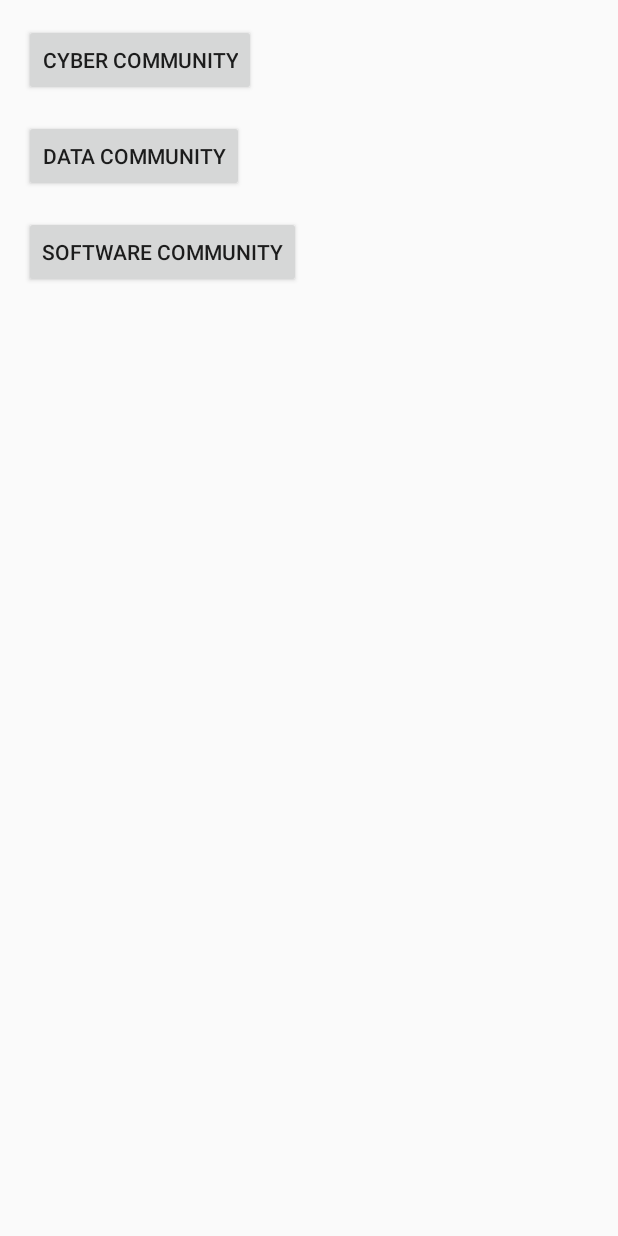
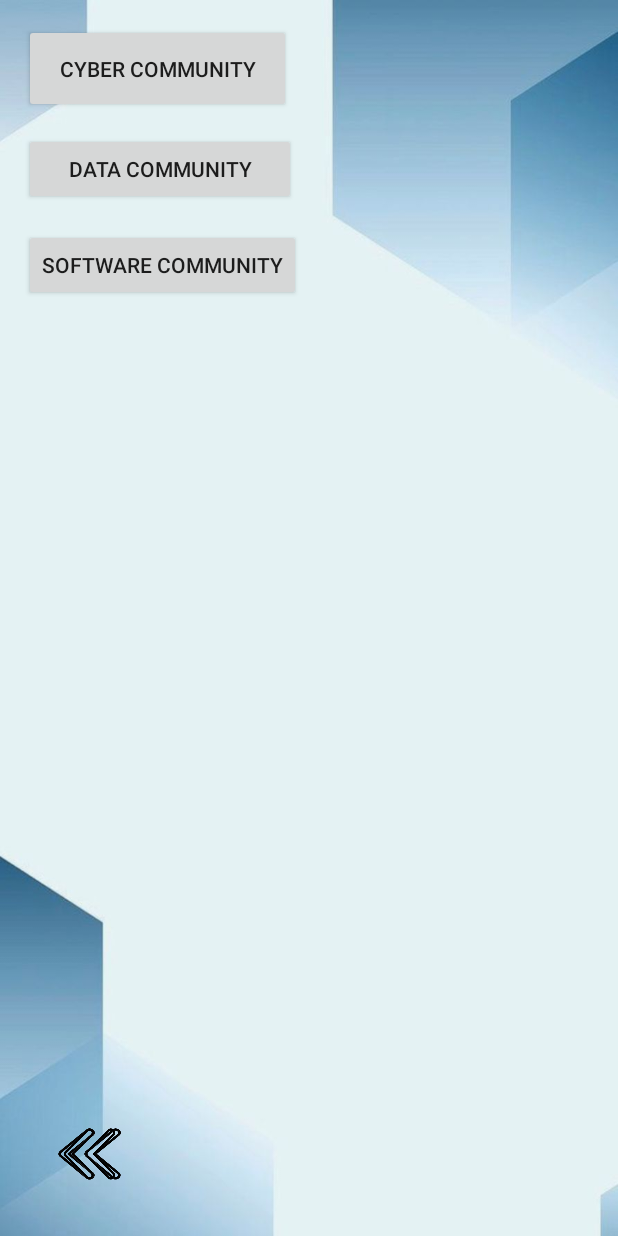
Before and after one commit to Rima-Alsubhi/activetechproject, an Android app: the NetworkActivity screen opened directly, with no data from a screen before it, on a phone screen of 412 x 824 dp. Run offline under Robolectric (Android 15) with nearby library versions, the phone set to English and light mode, and no system bars.

Commit message:
add back button and background for Network bage

```diff
--- a/app/src/main/res/layout/activity_network.xml
+++ b/app/src/main/res/layout/activity_network.xml
@@ -1,27 +1,46 @@
 <?xml version="1.0" encoding="utf-8"?>
-<LinearLayout xmlns:android="http://schemas.android.com/apk/res/android"
+<RelativeLayout
+    xmlns:android="http://schemas.android.com/apk/res/android"
+    xmlns:tools="http://schemas.android.com/tools"
     android:layout_width="match_parent"
     android:layout_height="match_parent"
-    android:orientation="vertical"
+    android:background="@drawable/background"
     android:padding="16dp">
 
     <Button
         android:id="@+id/btn_cyber"
-        android:layout_width="wrap_content"
-        android:layout_height="wrap_content"
+        android:layout_width="178dp"
+        android:layout_height="59dp"
         android:text="Cyber Community" />
 
     <Button
         android:id="@+id/btn_data"
-        android:layout_width="wrap_content"
+        android:layout_width="181dp"
         android:layout_height="wrap_content"
-        android:text="Data Community"
-        android:layout_marginTop="16dp" />
+        android:layout_below="@+id/btn_cyber"
+        android:layout_marginTop="13dp"
+        android:text="Data Community" />
 
     <Button
         android:id="@+id/btn_software"
+        android:layout_below="@+id/btn_data"
         android:layout_width="wrap_content"
         android:layout_height="wrap_content"
-        android:text="Software Community"
-        android:layout_marginTop="16dp" />
-</LinearLayout>
+        android:layout_marginTop="16dp"
+        android:text="Software Community" />
+
+    <ImageButton
+        android:id="@+id/back_button"
+        android:layout_width="55dp"
+        android:layout_height="45dp"
+        android:layout_alignParentBottom="true"
+        android:layout_margin="16dp"
+        android:layout_marginTop="16dp"
+        android:layout_marginBottom="49dp"
+        android:background="@drawable/back"
+        android:contentDescription="@string/back_button_description"
+        android:scaleType="fitCenter"
+        android:src="@drawable/back"
+        tools:ignore="TouchTargetSizeCheck" />
+
+</RelativeLayout>
```
